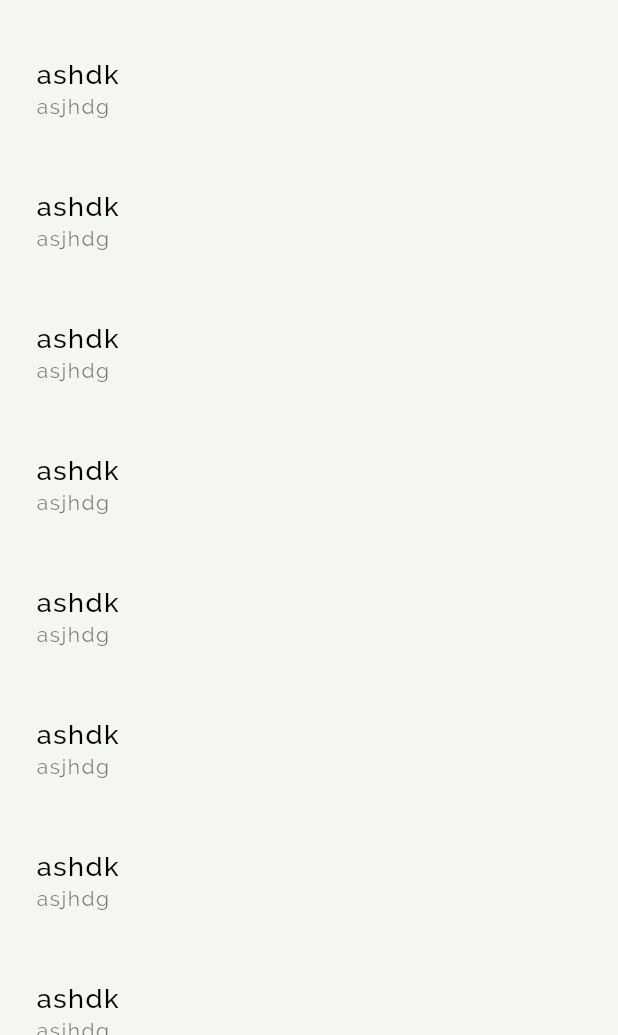
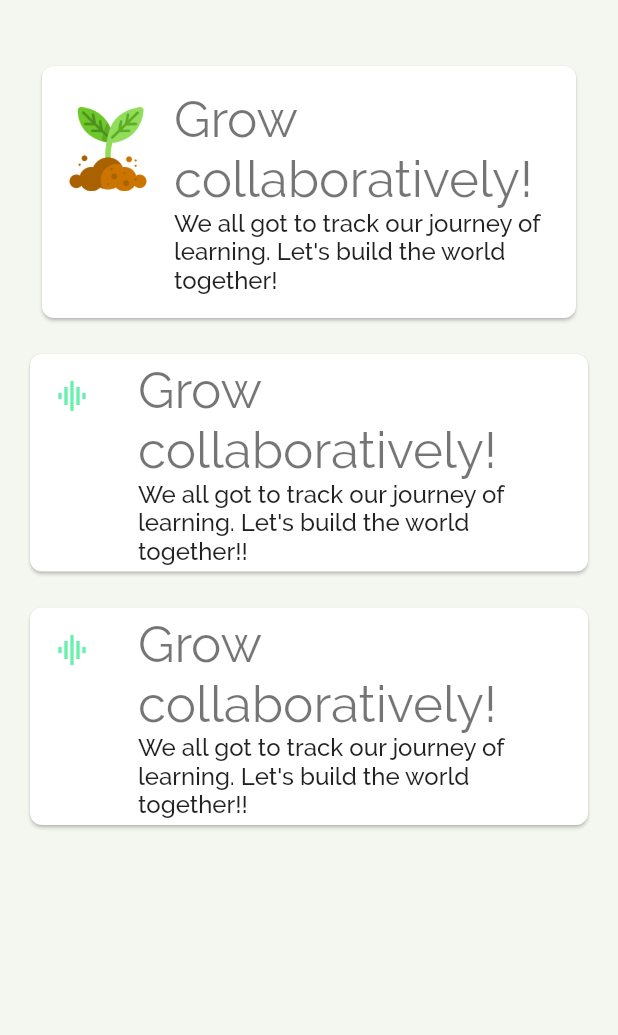
Before and after one commit to aliakbark/flutter_consciousness, a Flutter app: the Dashboard screen opened directly, on a phone screen of 412 x 824 dp, the part 201-1236 px from its top. Run offline on Flutter 3.47's test engine with Material 2 defaults, Android fonts, the phone set to English and light mode, and no system bars; drawn by our look-alikes of carousel_slider; our stand-ins replace bottom_navy_bar, cloud_firestore, community_material_icon, dio, firebase_auth, rxdart and 3 more; missing offline and left inert: country_pickers; accounts and stored records are empty.

Commit message:
dashboard

```diff
--- a/lib/src/ui/screens/dashboard/dashboard.dart
+++ b/lib/src/ui/screens/dashboard/dashboard.dart
@@ -3,6 +3,7 @@ import 'package:flutter_consciousness/src/utils/constants.dart';
 import 'package:flutter/material.dart';
 import 'dart:async';
 import 'dart:io';
+import 'package:carousel_slider/carousel_slider.dart';
 
 class Dashboard extends StatefulWidget {
   @override
@@ -53,32 +54,100 @@ class _DashboardSate extends State<Dashboard> {
             ),
           ];
         },
-        body: ListView.builder(
-            itemCount: 10,
-            itemBuilder: (BuildContext context, int index) {
-              return Column(
-                mainAxisSize: MainAxisSize.min,
-                children: <Widget>[
-                  ListTile(
-                    contentPadding:
-                        EdgeInsets.symmetric(horizontal: 24.0, vertical: 8.0),
-                    title: Text(
-                      "ashdk",
-                      style: Theme.of(context).textTheme.subtitle,
-                      overflow: TextOverflow.ellipsis,
+        body: Container(
+          width: MediaQuery.of(context).size.width,
+          padding: EdgeInsets.symmetric(horizontal: 16.0, vertical: 16.0),
+          child: ListView.builder(
+              itemCount: 3,
+              itemBuilder: (BuildContext context, int index) {
+                if (index == 0) {
+                  return dashboardCard();
+                } else {
+                  return Container(
+                    padding: EdgeInsets.symmetric(vertical: 8.0),
+                    child: Card(
+                      shape: RoundedRectangleBorder(
+                          borderRadius: BorderRadius.circular(8.0)),
+                      child: ClipRRect(
+                        borderRadius: BorderRadius.all(Radius.circular(8.0)),
+                        child: Container(
+                          width: MediaQuery.of(context).size.width,
+                          child: Center(
+                            child: ListTile(
+                              leading: Icon(
+                                Icons.graphic_eq,
+                                color: Colors.greenAccent,
+                              ),
+                              title: Text(
+                                "Grow collaboratively!",
+                                style: Theme.of(context).textTheme.display1,
+                              ),
+                              subtitle: Text(
+                                "We all got to track our journey of learning. Let's build the world together!!",
+                                style: Theme.of(context).textTheme.subhead,
+                              ),
+                            ),
+                          ),
+                        ),
+                      ),
                     ),
-                    subtitle: Text("asjhdg"),
-//                        trailing: index == 0
-//                            ? Chip(
-//                                label: Text("Owner"),
-//                              )
-//                            : null,
-                    onTap: () {},
-                  ),
-                ],
-              );
-            }),
+                  );
+                }
+              }),
+        ),
       )),
     );
   }
+
+  Widget dashboardCard() {
+    return Container(
+      height: 192.0,
+      width: MediaQuery.of(context).size.width,
+      padding: EdgeInsets.symmetric(vertical: 8.0, horizontal: 8.0),
+      child: CarouselSlider(
+        autoPlay: true,
+        pauseAutoPlayOnTouch: Duration(seconds: 3),
+        reverse: false,
+        viewportFraction: 1.0,
+        scrollDirection: Axis.horizontal,
+        enlargeCenterPage: true,
+        enableInfiniteScroll: true,
+        aspectRatio: 16 / 9,
+        onPageChanged: (index) {},
+        items: [1, 2, 3].map((i) {
+          return Builder(
+            builder: (BuildContext context) {
+              return Padding(
+                padding: EdgeInsets.symmetric(horizontal: 0.0),
+                child: Card(
+                  shape: RoundedRectangleBorder(
+                      borderRadius: BorderRadius.circular(8.0)),
+                  child: ClipRRect(
+                    borderRadius: BorderRadius.all(Radius.circular(8.0)),
+                    child: Container(
+                      width: MediaQuery.of(context).size.width,
+                      child: Center(
+                        child: ListTile(
+                          leading: Image(
+                              image: AssetImage("assets/images/sprout.png")),
+                          title: Text(
+                            "Grow collaboratively!",
+                            style: Theme.of(context).textTheme.display1,
+                          ),
+                          subtitle: Text(
+                            "We all got to track our journey of learning. Let's build the world together!",
+                            style: Theme.of(context).textTheme.subhead,
+                          ),
+                        ),
+                      ),
+                    ),
+                  ),
+                ),
+              );
+            },
+          );
+        }).toList(),
+      ),
+    );
+  }
 }
--- a/pubspec.yaml
+++ b/pubspec.yaml
@@ -35,6 +35,7 @@ dependencies:
   community_material_icon: ^3.5.95
   firebase_auth: ^0.11.1+5
   cloud_firestore: ^0.12.1
+  carousel_slider: ^1.3.0
 
 dev_dependencies:
   flutter_test:
@@ -59,6 +60,7 @@ flutter:
     - assets/icons/tag_outline.png
     - assets/icons/home_outline.png
     - assets/images/charlie-larkman-1450227-unsplash.jpg
+    - assets/images/sprout.png
 
   # An image asset can refer to one or more resolution-specific "variants", see
   # https://flutter.dev/assets-and-images/#resolution-aware.
```
Also changed, not shown: assets/images/sprout.png (added), pubspec.lock.
